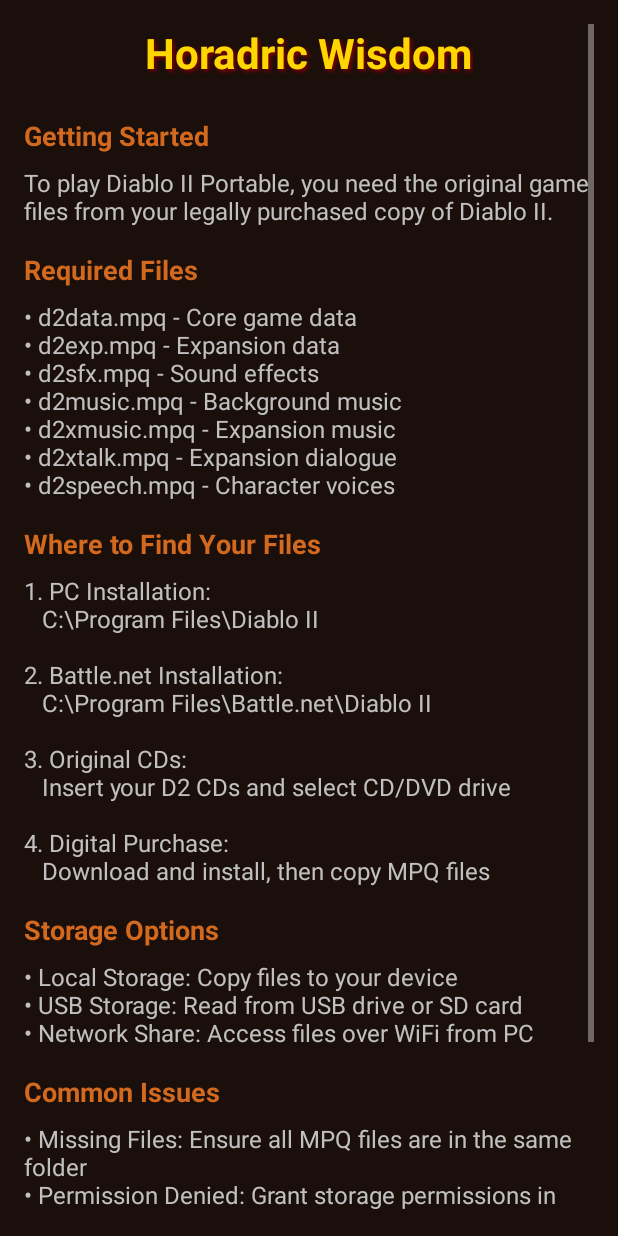
After one commit to Jbbrack03/Diablo2Portable, an Android app: the fragment HelpDialogFragment shown on its own in the app's theme, on a phone screen of 412 x 824 dp. The commit adds this screen. Run offline under Robolectric (Android 15) with nearby library versions, the phone set to English and light mode, and no system bars; 1 statement that could not run was skipped.

Commit message:
Add comprehensive help documentation system for onboarding

```diff
--- /dev/null
+++ b/android/app/src/main/java/com/diablo2portable/HelpDialogFragment.java
@@ -0,0 +1,49 @@
+package com.diablo2portable;
+
+import android.app.Dialog;
+import android.app.DialogFragment;
+import android.os.Bundle;
+import android.view.LayoutInflater;
+import android.view.View;
+import android.view.ViewGroup;
+import android.view.Window;
+import android.widget.Button;
+
+public class HelpDialogFragment extends DialogFragment {
+
+    @Override
+    public Dialog onCreateDialog(Bundle savedInstanceState) {
+        Dialog dialog = super.onCreateDialog(savedInstanceState);
+
+        // Remove title bar
+        dialog.getWindow().requestFeature(Window.FEATURE_NO_TITLE);
+
+        return dialog;
+    }
+
+    @Override
+    public View onCreateView(LayoutInflater inflater, ViewGroup container,
+                             Bundle savedInstanceState) {
+        View view = inflater.inflate(R.layout.dialog_help, container, false);
+
+        Button closeButton = view.findViewById(R.id.close_help_button);
+        if (closeButton != null) {
+            closeButton.setOnClickListener(v -> dismiss());
+        }
+
+        return view;
+    }
+
+    @Override
+    public void onStart() {
+        super.onStart();
+
+        // Set dialog width to fill screen
+        Dialog dialog = getDialog();
+        if (dialog != null) {
+            int width = ViewGroup.LayoutParams.MATCH_PARENT;
+            int height = ViewGroup.LayoutParams.WRAP_CONTENT;
+            dialog.getWindow().setLayout(width, height);
+        }
+    }
+}
--- /dev/null
+++ b/android/app/src/main/res/layout/dialog_help.xml
@@ -0,0 +1,106 @@
+<?xml version="1.0" encoding="utf-8"?>
+<ScrollView xmlns:android="http://schemas.android.com/apk/res/android"
+    android:layout_width="match_parent"
+    android:layout_height="wrap_content"
+    android:background="@color/diablo_black"
+    android:padding="16dp">
+
+    <LinearLayout
+        android:layout_width="match_parent"
+        android:layout_height="wrap_content"
+        android:orientation="vertical">
+
+        <TextView
+            android:layout_width="wrap_content"
+            android:layout_height="wrap_content"
+            android:text="Horadric Wisdom"
+            style="@style/DiabloTitle"
+            android:layout_gravity="center_horizontal"
+            android:layout_marginBottom="24dp" />
+
+        <!-- Getting Started -->
+        <TextView
+            android:layout_width="wrap_content"
+            android:layout_height="wrap_content"
+            android:text="Getting Started"
+            style="@style/DiabloSubtitle"
+            android:layout_marginBottom="8dp" />
+
+        <TextView
+            android:layout_width="wrap_content"
+            android:layout_height="wrap_content"
+            android:text="To play Diablo II Portable, you need the original game files from your legally purchased copy of Diablo II."
+            style="@style/DiabloText"
+            android:layout_marginBottom="16dp" />
+
+        <!-- Required Files -->
+        <TextView
+            android:layout_width="wrap_content"
+            android:layout_height="wrap_content"
+            android:text="Required Files"
+            style="@style/DiabloSubtitle"
+            android:layout_marginBottom="8dp" />
+
+        <TextView
+            android:layout_width="wrap_content"
+            android:layout_height="wrap_content"
+            android:text="• d2data.mpq - Core game data\n• d2exp.mpq - Expansion data\n• d2sfx.mpq - Sound effects\n• d2music.mpq - Background music\n• d2xmusic.mpq - Expansion music\n• d2xtalk.mpq - Expansion dialogue\n• d2speech.mpq - Character voices"
+            style="@style/DiabloText"
+            android:layout_marginBottom="16dp" />
+
+        <!-- File Sources -->
+        <TextView
+            android:layout_width="wrap_content"
+            android:layout_height="wrap_content"
+            android:text="Where to Find Your Files"
+            style="@style/DiabloSubtitle"
+            android:layout_marginBottom="8dp" />
+
+        <TextView
+            android:layout_width="wrap_content"
+            android:layout_height="wrap_content"
+            android:text="1. PC Installation:\n   C:\\Program Files\\Diablo II\n\n2. Battle.net Installation:\n   C:\\Program Files\\Battle.net\\Diablo II\n\n3. Original CDs:\n   Insert your D2 CDs and select CD/DVD drive\n\n4. Digital Purchase:\n   Download and install, then copy MPQ files"
+            style="@style/DiabloText"
+            android:layout_marginBottom="16dp" />
+
+        <!-- Storage Options -->
+        <TextView
+            android:layout_width="wrap_content"
+            android:layout_height="wrap_content"
+            android:text="Storage Options"
+            style="@style/DiabloSubtitle"
+            android:layout_marginBottom="8dp" />
+
+        <TextView
+            android:layout_width="wrap_content"
+            android:layout_height="wrap_content"
+            android:text="• Local Storage: Copy files to your device\n• USB Storage: Read from USB drive or SD card\n• Network Share: Access files over WiFi from PC"
+            style="@style/DiabloText"
+            android:layout_marginBottom="16dp" />
+
+        <!-- Troubleshooting -->
+        <TextView
+            android:layout_width="wrap_content"
+            android:layout_height="wrap_content"
+            android:text="Common Issues"
+            style="@style/DiabloSubtitle"
+            android:layout_marginBottom="8dp" />
+
+        <TextView
+            android:layout_width="wrap_content"
+            android:layout_height="wrap_content"
+            android:text="• Missing Files: Ensure all MPQ files are in the same folder\n• Permission Denied: Grant storage permissions in Android settings\n• Network Failed: Check WiFi connection and share permissions\n• Extraction Failed: Ensure files are not corrupted"
+            style="@style/DiabloText"
+            android:layout_marginBottom="24dp" />
+
+        <Button
+            android:id="@+id/close_help_button"
+            android:layout_width="wrap_content"
+            android:layout_height="wrap_content"
+            android:text="Return to Quest"
+            style="@style/DiabloButton"
+            android:layout_gravity="center_horizontal" />
+
+    </LinearLayout>
+
+</ScrollView>
```
Also changed, not shown: android/app/src/main/java/com/diablo2portable/OnboardingActivity.java (+11 -3 lines), android/app/src/main/res/layout/activity_onboarding.xml (+11 -0 lines), 1 other file.
